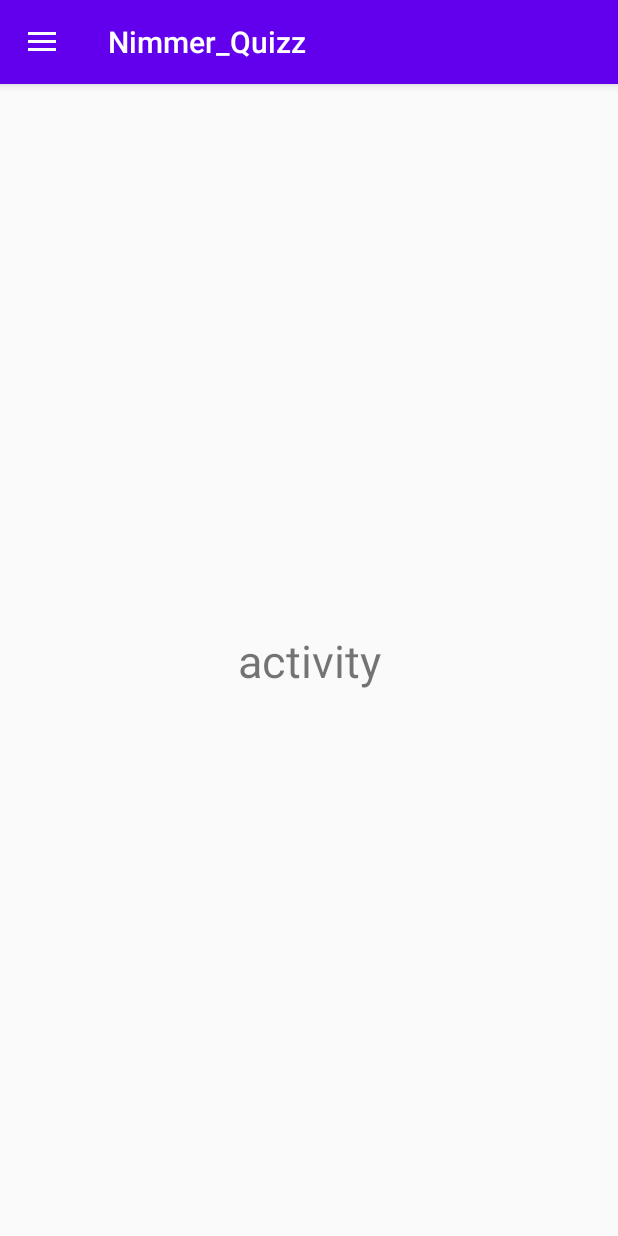
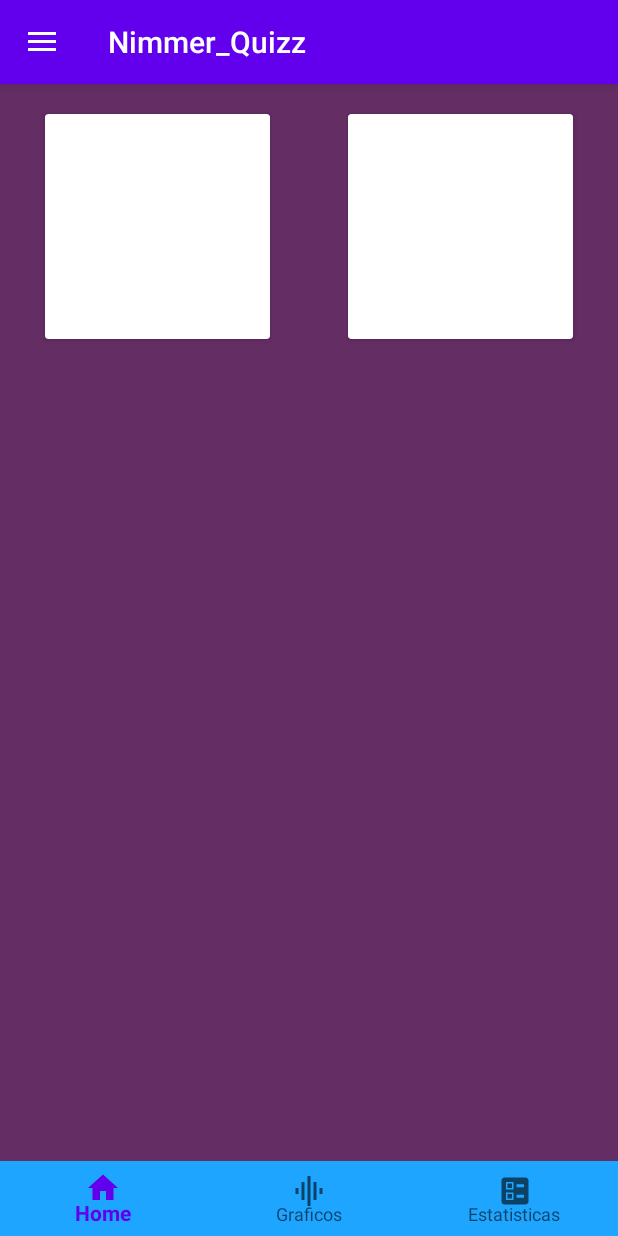
Before and after one commit to GustavoKondo/Nymer, an Android app: the home_Activity screen opened directly, with no data from a screen before it, on a phone screen of 412 x 824 dp. Run offline under Robolectric (Android 15) with nearby library versions, the phone set to English and light mode, and no system bars.

Commit message:
commit adicionando menu_bottom e começando reclycler view

```diff
--- /dev/null
+++ b/app/src/main/res/drawable/ic_baseline_add_24.xml
@@ -0,0 +1,5 @@
+<vector android:height="24dp" android:tint="#1EA5FF"
+    android:viewportHeight="24" android:viewportWidth="24"
+    android:width="24dp" xmlns:android="http://schemas.android.com/apk/res/android">
+    <path android:fillColor="@android:color/white" android:pathData="M19,13h-6v6h-2v-6H5v-2h6V5h2v6h6v2z"/>
+</vector>
--- /dev/null
+++ b/app/src/main/res/drawable/ic_baseline_ballot_24.xml
@@ -0,0 +1,5 @@
+<vector android:height="24dp" android:tint="#1EA5FF"
+    android:viewportHeight="24" android:viewportWidth="24"
+    android:width="24dp" xmlns:android="http://schemas.android.com/apk/res/android">
+    <path android:fillColor="@android:color/white" android:pathData="M13,9.5h5v-2h-5V9.5zM13,16.5h5v-2h-5V16.5zM19,21H5c-1.1,0 -2,-0.9 -2,-2V5c0,-1.1 0.9,-2 2,-2h14c1.1,0 2,0.9 2,2v14C21,20.1 20.1,21 19,21zM6,11h5V6H6V11zM7,7h3v3H7V7zM6,18h5v-5H6V18zM7,14h3v3H7V14z"/>
+</vector>
--- /dev/null
+++ b/app/src/main/res/drawable/ic_baseline_graphic_eq_24.xml
@@ -0,0 +1,5 @@
+<vector android:height="24dp" android:tint="#1EA5FF"
+    android:viewportHeight="24" android:viewportWidth="24"
+    android:width="24dp" xmlns:android="http://schemas.android.com/apk/res/android">
+    <path android:fillColor="@android:color/white" android:pathData="M7,18h2L9,6L7,6v12zM11,22h2L13,2h-2v20zM3,14h2v-4L3,10v4zM15,18h2L17,6h-2v12zM19,10v4h2v-4h-2z"/>
+</vector>
--- /dev/null
+++ b/app/src/main/res/drawable/ic_baseline_home_24.xml
@@ -0,0 +1,5 @@
+<vector android:height="24dp" android:tint="#1566E0"
+    android:viewportHeight="24" android:viewportWidth="24"
+    android:width="24dp" xmlns:android="http://schemas.android.com/apk/res/android">
+    <path android:fillColor="@android:color/white" android:pathData="M10,20v-6h4v6h5v-8h3L12,3 2,12h3v8z"/>
+</vector>
--- a/app/src/main/res/layout/home_activity.xml
+++ b/app/src/main/res/layout/home_activity.xml
@@ -9,18 +9,45 @@
 
     <androidx.constraintlayout.widget.ConstraintLayout
         android:layout_width="match_parent"
-        android:layout_height="match_parent">
+        android:layout_height="match_parent"
+        android:background="@color/backPrincipal">
 
-        <TextView
-            android:layout_width="wrap_content"
-            android:layout_height="wrap_content"
-            android:text="activity"
-            android:textSize="30sp"
+        <androidx.cardview.widget.CardView
+            android:id="@+id/cardView"
+            android:layout_width="150dp"
+            android:layout_height="150dp"
+            android:layout_marginStart="30dp"
+            android:layout_marginTop="20dp"
+            app:layout_constraintStart_toStartOf="parent"
+            app:layout_constraintTop_toTopOf="parent" />
+
+        <androidx.cardview.widget.CardView
+            android:layout_width="150dp"
+            android:layout_height="150dp"
+            app:layout_constraintEnd_toEndOf="parent"
+            android:layout_marginEnd="30dp"
+            app:layout_constraintTop_toTopOf="parent"
+            android:layout_marginTop="20dp"/>
+
+        <LinearLayout
+            android:layout_width="match_parent"
+            android:layout_height="50dp"
             app:layout_constraintBottom_toBottomOf="parent"
             app:layout_constraintEnd_toEndOf="parent"
-            app:layout_constraintHorizontal_bias="0.5"
-            app:layout_constraintStart_toStartOf="parent"
-            app:layout_constraintTop_toTopOf="parent" />
+            app:layout_constraintStart_toStartOf="parent">
+
+            <com.google.android.material.bottomnavigation.BottomNavigationView
+                android:id="@+id/bottom_navigation"
+                android:layout_width="match_parent"
+                android:layout_height="wrap_content"
+                android:layout_alignParentBottom="true"
+                android:background="#1EA5FF"
+                app:menu="@menu/menu_bottom"
+                />
+
+        </LinearLayout>
+
+
 
 
     </androidx.constraintlayout.widget.ConstraintLayout>
--- /dev/null
+++ b/app/src/main/res/menu/menu_bottom.xml
@@ -0,0 +1,15 @@
+<?xml version="1.0" encoding="utf-8"?>
+<menu xmlns:android="http://schemas.android.com/apk/res/android">
+    <item
+        android:id="@+id/menu_home"
+        android:icon="@drawable/ic_baseline_home_24"
+        android:title="Home"/>
+    <item
+        android:id="@+id/menu_console"
+        android:icon="@drawable/ic_baseline_graphic_eq_24"
+        android:title="Graficos"/>
+    <item
+        android:id="@+id/menu_games"
+        android:icon="@drawable/ic_baseline_ballot_24"
+        android:title="Estatisticas"/>
+</menu>
--- a/app/src/main/res/values/colors.xml
+++ b/app/src/main/res/values/colors.xml
@@ -3,4 +3,5 @@
     <color name="colorPrimary">#6200EE</color>
     <color name="colorPrimaryDark">#3700B3</color>
     <color name="colorAccent">#03DAC5</color>
+    <color name="backPrincipal">#642D64</color>
 </resources>
```
